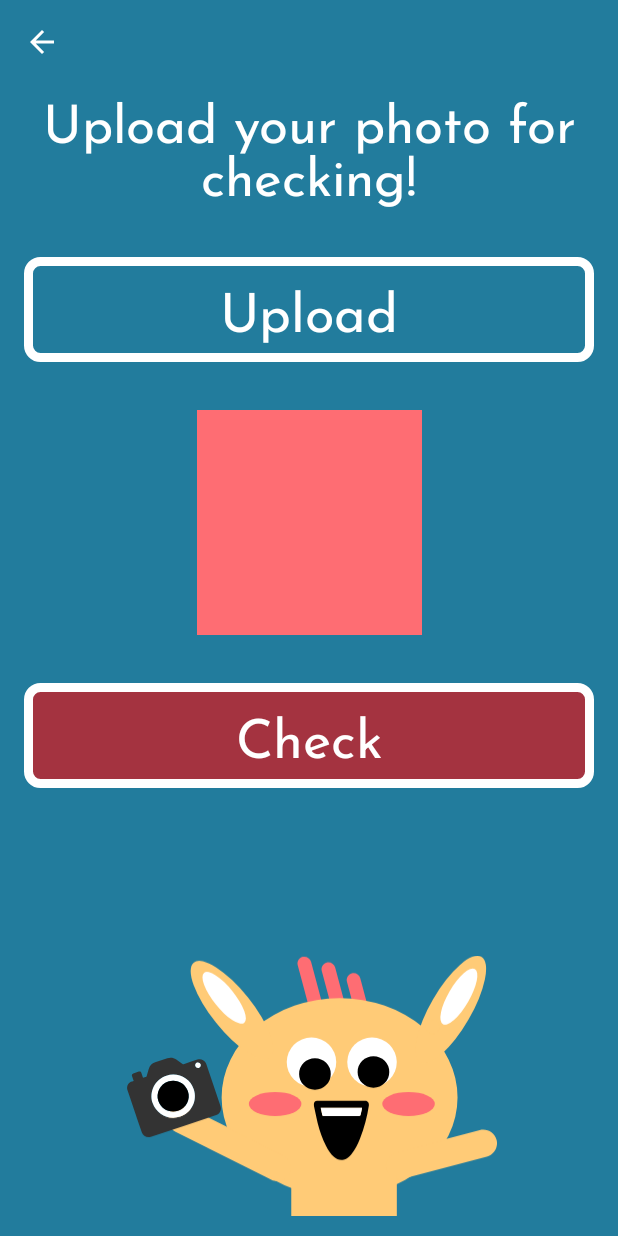
After one commit to mdulibic/MySpellBuddy, an Android app: the UploadTextFragment screen opened through its navigation route, on a phone screen of 412 x 824 dp. The commit adds this screen. Run offline under Robolectric (Android 15) with nearby library versions, the light colour scheme and no system bars; our stand-ins replace Dagger/Hilt's generated code, Timber, navigation-ui; pictures from the network do not load.

Commit message:
audio player, upload text UI, get images from galery

```diff
--- /dev/null
+++ b/app/src/main/java/hr/fer/myspellbuddy/util/PlayerWrapper.kt
@@ -0,0 +1,32 @@
+package hr.fer.myspellbuddy.util
+
+import android.media.MediaPlayer
+import android.net.Uri
+
+object PlayerWrapper {
+
+    private val mediaPlayer = MediaPlayer()
+
+    fun setupPlayer(uri: Uri) {
+        mediaPlayer.setDataSource(uri.toString())
+        mediaPlayer.prepare()
+    }
+
+    fun startPlayer() {
+        mediaPlayer.start()
+    }
+
+    fun pausePlayer() {
+        mediaPlayer.pause()
+    }
+
+    fun restartPlayer() {
+        mediaPlayer.pause()
+        mediaPlayer.seekTo(0)
+        mediaPlayer.start()
+    }
+
+    fun resetPlayer() {
+        mediaPlayer.reset()
+    }
+}
--- a/app/src/main/java/hr/fer/myspellbuddy/view/fragment/ExamFragment.kt
+++ b/app/src/main/java/hr/fer/myspellbuddy/view/fragment/ExamFragment.kt
@@ -1,6 +1,5 @@
 package hr.fer.myspellbuddy.view.fragment
 
-import android.media.MediaPlayer
 import android.os.Bundle
 import android.view.View
 import android.widget.Toast
@@ -10,6 +9,7 @@ import com.google.firebase.storage.FirebaseStorage
 import dagger.hilt.android.AndroidEntryPoint
 import hr.fer.myspellbuddy.R
 import hr.fer.myspellbuddy.databinding.FragmentExamBinding
+import hr.fer.myspellbuddy.util.PlayerWrapper
 import hr.fer.myspellbuddy.util.extensions.observeEvent
 import hr.fer.myspellbuddy.util.extensions.viewBinding
 import hr.fer.myspellbuddy.viewModel.ExamViewModel
@@ -21,8 +21,6 @@ class ExamFragment : BaseFragment(R.layout.fragment_exam) {
     override fun getToolbar(): Toolbar = binding.toolbar.toolbar
 
     private val binding by viewBinding(FragmentExamBinding::bind)
-
-    private val mediaPlayer = MediaPlayer()
 
     private val barcodeValue by lazy { ExamFragmentArgs.fromBundle(requireArguments()).barcodeValue }
 
@@ -47,7 +45,17 @@ class ExamFragment : BaseFragment(R.layout.fragment_exam) {
 
     private fun setOnClickListener() {
         binding.btnPlay.setOnClickListener {
-            mediaPlayer.start()
+            binding.btnPlay.visibility = View.INVISIBLE
+            PlayerWrapper.startPlayer()
+        }
+        binding.btnPause.setOnClickListener {
+            PlayerWrapper.pausePlayer()
+        }
+        binding.btnPlayback.setOnClickListener {
+            PlayerWrapper.restartPlayer()
+        }
+        binding.btnContinue.setOnClickListener {
+            svm.navigate(ExamFragmentDirections.actionExamFragmentToUploadTextFragment())
         }
     }
 
@@ -57,8 +65,7 @@ class ExamFragment : BaseFragment(R.layout.fragment_exam) {
             .addOnSuccessListener { uri ->
                 Toast.makeText(requireContext(), "Success!", Toast.LENGTH_LONG).show()
                 try {
-                    mediaPlayer.setDataSource(uri.toString())
-                    mediaPlayer.prepare()
+                    PlayerWrapper.setupPlayer(uri)
                 } catch (e: IOException) {
                     e.printStackTrace()
                 }
@@ -67,5 +74,10 @@ class ExamFragment : BaseFragment(R.layout.fragment_exam) {
             }
     }
 
+    override fun onPause() {
+        super.onPause()
+        PlayerWrapper.resetPlayer()
+    }
+
 
 }
--- /dev/null
+++ b/app/src/main/java/hr/fer/myspellbuddy/view/fragment/UploadTextFragment.kt
@@ -0,0 +1,56 @@
+package hr.fer.myspellbuddy.view.fragment
+
+import android.app.Activity
+import android.content.Intent
+import android.os.Bundle
+import android.view.View
+import androidx.activity.result.contract.ActivityResultContracts
+import androidx.appcompat.widget.Toolbar
+import dagger.hilt.android.AndroidEntryPoint
+import hr.fer.myspellbuddy.R
+import hr.fer.myspellbuddy.databinding.FragmentUploadTextBinding
+import hr.fer.myspellbuddy.util.extensions.viewBinding
+import timber.log.Timber
+
+@AndroidEntryPoint
+class UploadTextFragment : BaseFragment(R.layout.fragment_upload_text) {
+
+    override fun getToolbar(): Toolbar = binding.toolbar.toolbar
+
+    private val binding by viewBinding(FragmentUploadTextBinding::bind)
+
+    override fun onViewCreated(view: View, savedInstanceState: Bundle?) {
+        super.onViewCreated(view, savedInstanceState)
+        onClickListener()
+    }
+
+    private fun onClickListener() {
+        binding.btnUpload.setOnClickListener {
+            openGalleryForImage()
+        }
+        binding.btnCheck.setOnClickListener {
+            Timber.d("Check image!")
+        }
+    }
+
+    var resultLauncher =
+        registerForActivityResult(ActivityResultContracts.StartActivityForResult()) { result ->
+            if (result.resultCode == Activity.RESULT_OK) {
+                val imgUri = result.data
+                imgUri?.data.let {
+                    if (it != null) {
+                        binding.btnCheck.isEnabled = true
+                        //handle pic
+                    }
+                }
+                binding.ivPreview.setImageURI(imgUri?.data)
+            }
+        }
+
+    private fun openGalleryForImage() {
+        val intent = Intent(Intent.ACTION_PICK)
+        intent.type = "image/*"
+        resultLauncher.launch(intent)
+    }
+
+}
--- /dev/null
+++ b/app/src/main/res/drawable/ic_upload_photo_mascote.xml
@@ -0,0 +1,81 @@
+<vector xmlns:android="http://schemas.android.com/apk/res/android"
+    android:width="63.01dp"
+    android:height="43.99dp"
+    android:viewportWidth="63.01"
+    android:viewportHeight="43.99">
+    <path
+        android:fillColor="#FFCB77"
+        android:pathData="M42.75,53l-2,0l0,0l0,0l0,0l2,0l0,0z" />
+    <path
+        android:fillColor="#FE6D73"
+        android:pathData="M33.47,11.91L33.47,11.91c-0.61,0.17 -1.25,-0.2 -1.42,-0.82l-2.52,-9.48c-0.17,-0.61 0.2,-1.25 0.82,-1.42l0,0c0.61,-0.17 1.25,0.2 1.42,0.82l2.52,9.48C34.46,11.12 34.09,11.76 33.47,11.91z" />
+    <path
+        android:fillColor="#FE6D73"
+        android:pathData="M37.51,12.86L37.51,12.86c-0.61,0.17 -1.25,-0.2 -1.42,-0.82l-2.52,-9.48c-0.17,-0.61 0.2,-1.25 0.82,-1.42l0,0c0.61,-0.17 1.25,0.2 1.42,0.82l2.52,9.48C38.49,12.06 38.12,12.7 37.51,12.86z" />
+    <path
+        android:fillColor="#FE6D73"
+        android:pathData="M41.74,14.71L41.74,14.71c-0.61,0.17 -1.25,-0.2 -1.42,-0.82L37.8,4.4c-0.17,-0.61 0.2,-1.25 0.82,-1.42l0,0c0.61,-0.17 1.25,0.2 1.42,0.82l2.52,9.48C42.72,13.91 42.35,14.55 41.74,14.71z" />
+    <path
+        android:fillColor="#FFCB77"
+        android:pathData="M16.74,23.93a19.82,16.77 0,1 0,39.64 0a19.82,16.77 0,1 0,-39.64 0z" />
+    <path
+        android:fillColor="#FF000000"
+        android:pathData="M36.87,24.49c1.33,0 2.66,0.01 3.99,-0.01c0.46,-0.01 0.68,0.4 0.62,0.81c-0.29,1.92 -0.79,3.78 -1.49,5.58c-0.38,0.96 -0.81,1.88 -1.47,2.66c-0.34,0.41 -0.73,0.74 -1.23,0.88c-0.62,0.17 -1.17,-0.02 -1.66,-0.44c-0.57,-0.5 -0.98,-1.15 -1.33,-1.83c-0.63,-1.23 -1.08,-2.54 -1.42,-3.89c-0.22,-0.88 -0.39,-1.78 -0.58,-2.66c-0.03,-0.14 -0.05,-0.29 -0.06,-0.43c-0.02,-0.38 0.2,-0.65 0.55,-0.65c1.25,0 2.5,0 3.75,0C36.65,24.49 36.76,24.49 36.87,24.49L36.87,24.49zM33.39,25.67c0.09,0.43 0.18,0.81 0.25,1.2c0.03,0.16 0.08,0.2 0.23,0.2c1.91,-0.01 3.8,0 5.71,0c0.47,0 0.47,0 0.58,-0.51c0.06,-0.29 0.11,-0.57 0.18,-0.89C38.02,25.67 35.72,25.67 33.39,25.67z" />
+    <path
+        android:fillColor="#FFFFFF"
+        android:pathData="M33.39,25.67c2.33,0 4.62,0 6.95,0c-0.06,0.31 -0.11,0.6 -0.18,0.89c-0.11,0.51 -0.11,0.51 -0.58,0.51c-1.91,0 -3.8,0 -5.71,0c-0.15,0 -0.2,-0.05 -0.23,-0.2C33.58,26.48 33.48,26.09 33.39,25.67z" />
+    <path
+        android:fillColor="#FFFFFF"
+        android:pathData="M31.84,17.95m-4.16,0a4.16,4.16 0,1 1,8.32 0a4.16,4.16 0,1 1,-8.32 0" />
+    <path
+        android:fillColor="#FFFFFF"
+        android:pathData="M42.01,17.95m-4.16,0a4.16,4.16 0,1 1,8.32 0a4.16,4.16 0,1 1,-8.32 0" />
+    <path
+        android:fillColor="#FF000000"
+        android:pathData="M32.42,19.96m-2.66,0a2.66,2.66 0,1 1,5.32 0a2.66,2.66 0,1 1,-5.32 0" />
+    <path
+        android:fillColor="#FF000000"
+        android:pathData="M42.25,19.61m-2.66,0a2.66,2.66 0,1 1,5.32 0a2.66,2.66 0,1 1,-5.32 0" />
+    <path
+        android:fillColor="#FE6D73"
+        android:pathData="M21.32,25.03a4.41,2.04 0,1 0,8.82 0a4.41,2.04 0,1 0,-8.82 0z" />
+    <path
+        android:fillColor="#FE6D73"
+        android:pathData="M43.74,25.03a4.41,2.04 0,1 0,8.82 0a4.41,2.04 0,1 0,-8.82 0z" />
+    <path
+        android:fillColor="#FFCB77"
+        android:pathData="M50.0892,17.9923a10.2898,3.4299 120.0007,1 0,10.29 -17.8223a10.2898,3.4299 120.0007,1 0,-10.29 17.8223z" />
+    <path
+        android:fillColor="#FFCB77"
+        android:pathData="M52.18,12.12m-1.15,0a1.15,1.15 0,1 1,2.3 0a1.15,1.15 0,1 1,-2.3 0" />
+    <path
+        android:fillColor="#FFCB77"
+        android:pathData="M15.7966,11.3129a10.2898,3.4299 51.5004,1 0,5.3686 -4.2703a10.2898,3.4299 51.5004,1 0,-5.3686 4.2703z" />
+    <path
+        android:fillColor="#FFFFFF"
+        android:pathData="M15.7667,8.2168a5.3699,1.79 51.5004,1 0,2.8017 -2.2285a5.3699,1.79 51.5004,1 0,-2.8017 2.2285z" />
+    <path
+        android:fillColor="#FFFFFF"
+        android:pathData="M53.9166,11.5376a5.3699,1.79 120.0007,1 0,5.37 -9.3008a5.3699,1.79 120.0007,1 0,-5.37 9.3008z" />
+    <path
+        android:fillColor="#FFCB77"
+        android:pathData="M44.42,36L44.42,36c-0.32,-1.23 0.42,-2.51 1.64,-2.83l14.05,-3.73c1.23,-0.32 2.51,0.42 2.83,1.64l0,0c0.32,1.23 -0.42,2.51 -1.64,2.83l-14.05,3.73C46.01,37.96 44.74,37.23 44.42,36z" />
+    <path
+        android:fillColor="#FFCB77"
+        android:pathData="M28.19,36.77L28.19,36.77c-0.57,1.14 -1.97,1.6 -3.11,1.03L9.01,29.72c-1.14,-0.57 -1.6,-1.97 -1.03,-3.11l0,0c0.57,-1.14 1.97,-1.6 3.11,-1.03l16.07,8.08C28.3,34.23 28.77,35.63 28.19,36.77z" />
+    <path
+        android:fillColor="#333333"
+        android:pathData="M1.96,21.14c-0.02,-0.06 -0.04,-0.1 -0.05,-0.14c-0.07,-0.23 -0.16,-0.46 -0.23,-0.68C1.62,20.1 1.7,19.93 1.9,19.87c0.31,-0.1 0.61,-0.2 0.92,-0.31c0.2,-0.06 0.37,0.01 0.44,0.22c0.08,0.24 0.17,0.48 0.24,0.72c0.01,0.03 0.02,0.06 0.04,0.1c0.19,-0.06 0.37,-0.12 0.55,-0.19c0.03,-0.01 0.04,-0.06 0.05,-0.08c0.11,-0.39 0.23,-0.78 0.34,-1.18c0.17,-0.58 0.53,-0.96 1.1,-1.16c0.68,-0.22 1.35,-0.45 2.04,-0.68c0.54,-0.19 1.04,-0.1 1.5,0.22c0.35,0.25 0.69,0.5 1.05,0.75c0.06,0.05 0.11,0.05 0.19,0.03c0.77,-0.26 1.55,-0.52 2.31,-0.78c0.54,-0.18 1.1,0.04 1.39,0.52c0.05,0.07 0.07,0.15 0.1,0.23c0.8,2.38 1.59,4.75 2.4,7.12c0.21,0.63 -0.11,1.29 -0.74,1.5c-3.66,1.23 -7.33,2.46 -10.99,3.68c-0.63,0.21 -1.28,-0.12 -1.5,-0.76c-0.43,-1.26 -0.85,-2.53 -1.28,-3.78c-0.37,-1.11 -0.75,-2.22 -1.12,-3.32c-0.19,-0.57 0.04,-1.16 0.57,-1.43C1.63,21.23 1.79,21.19 1.96,21.14zM9.77,27.17c1.91,-0.64 2.93,-2.7 2.29,-4.62c-0.64,-1.91 -2.7,-2.93 -4.61,-2.29c-1.91,0.64 -2.94,2.7 -2.3,4.62C5.79,26.78 7.85,27.82 9.77,27.17zM12.32,18.63c0.08,0.25 0.35,0.38 0.59,0.3c0.25,-0.08 0.38,-0.35 0.3,-0.6c-0.08,-0.25 -0.35,-0.38 -0.59,-0.3C12.38,18.11 12.24,18.38 12.32,18.63z" />
+    <path
+        android:fillColor="#FFFFFF"
+        android:pathData="M9.77,27.17c-1.91,0.64 -3.97,-0.39 -4.62,-2.3c-0.64,-1.91 0.39,-3.98 2.3,-4.62c1.91,-0.64 3.97,0.39 4.61,2.29C12.7,24.47 11.68,26.53 9.77,27.17zM6.12,24.55c0.46,1.37 1.94,2.1 3.3,1.65c1.37,-0.46 2.11,-1.94 1.65,-3.31c-0.46,-1.37 -1.94,-2.1 -3.31,-1.64C6.41,21.7 5.67,23.18 6.12,24.55z" />
+    <path
+        android:fillColor="#FFFFFF"
+        android:pathData="M12.32,18.63c-0.08,-0.25 0.05,-0.52 0.3,-0.6c0.25,-0.08 0.52,0.06 0.59,0.3c0.08,0.25 -0.05,0.52 -0.3,0.6C12.67,19.01 12.41,18.87 12.32,18.63z" />
+    <path
+        android:fillColor="#FF000000"
+        android:pathData="M6.12,24.55c-0.46,-1.37 0.28,-2.85 1.65,-3.31c1.37,-0.46 2.85,0.28 3.31,1.64c0.46,1.37 -0.28,2.85 -1.65,3.31C8.07,26.65 6.59,25.92 6.12,24.55z" />
+    <path
+        android:fillColor="#FFCB77"
+        android:pathData="M28.44,37.06h17.74v6.93h-17.74z" />
+</vector>
--- /dev/null
+++ b/app/src/main/res/drawable/selector_button_enabled.xml
@@ -0,0 +1,17 @@
+<?xml version="1.0" encoding="utf-8"?>
+<selector xmlns:android="http://schemas.android.com/apk/res/android">
+    <item android:state_enabled="true">
+        <shape android:shape="rectangle">
+            <solid android:color="@color/tiffany_blue" />
+            <stroke android:width="6dp" android:color="@color/white" />
+            <corners android:radius="8dp" />
+        </shape>
+    </item>
+    <item android:state_enabled="false">
+        <shape android:shape="rectangle">
+            <solid android:color="@color/red" />
+            <stroke android:width="6dp" android:color="@color/white" />
+            <corners android:radius="8dp" />
+        </shape>
+    </item>
+</selector>
--- a/app/src/main/res/layout/fragment_exam.xml
+++ b/app/src/main/res/layout/fragment_exam.xml
@@ -92,7 +92,7 @@
         app:layout_constraintTop_toBottomOf="@id/iv_bunny">
 
         <Button
-            android:id="@+id/btn_settings"
+            android:id="@+id/btn_continue"
             android:layout_width="0dp"
             android:layout_height="70dp"
             android:layout_marginStart="16dp"
--- /dev/null
+++ b/app/src/main/res/layout/fragment_upload_text.xml
@@ -0,0 +1,86 @@
+<?xml version="1.0" encoding="utf-8"?>
+<androidx.constraintlayout.widget.ConstraintLayout xmlns:android="http://schemas.android.com/apk/res/android"
+    xmlns:app="http://schemas.android.com/apk/res-auto"
+    xmlns:tools="http://schemas.android.com/tools"
+    android:layout_width="match_parent"
+    android:layout_height="match_parent"
+    android:layout_gravity="center"
+    android:background="@color/cg_blue"
+    tools:context="hr.fer.myspellbuddy.view.fragment.UploadTextFragment">
+
+    <include
+        android:id="@+id/toolbar"
+        layout="@layout/toolbar" />
+
+    <androidx.constraintlayout.widget.Guideline
+        android:id="@+id/guideline_start"
+        android:layout_width="wrap_content"
+        android:layout_height="wrap_content"
+        android:orientation="vertical"
+        app:layout_constraintGuide_begin="@dimen/margin_16" />
+
+    <androidx.constraintlayout.widget.Guideline
+        android:id="@+id/guideline_end"
+        android:layout_width="wrap_content"
+        android:layout_height="wrap_content"
+        android:orientation="vertical"
+        app:layout_constraintGuide_end="@dimen/margin_16" />
+
+    <TextView
+        android:id="@+id/tv_instructions"
+        android:layout_width="0dp"
+        android:layout_height="wrap_content"
+        android:fontFamily="@font/josefin_sans_regular"
+        android:gravity="center"
+        android:text="@string/upload_photo"
+        android:textColor="@color/white"
+        android:textSize="35sp"
+        app:layout_constraintEnd_toStartOf="@id/guideline_end"
+        app:layout_constraintStart_toEndOf="@id/guideline_start"
+        app:layout_constraintTop_toBottomOf="@id/toolbar" />
+
+    <Button
+        android:id="@+id/btn_upload"
+        android:layout_width="0dp"
+        android:layout_height="70dp"
+        android:layout_marginTop="32dp"
+        android:background="@drawable/bg_button_white"
+        android:text="@string/upload"
+        android:textAlignment="center"
+        app:layout_constraintEnd_toStartOf="@id/guideline_end"
+        app:layout_constraintStart_toEndOf="@id/guideline_start"
+        app:layout_constraintTop_toBottomOf="@id/tv_instructions" />
+
+    <ImageView
+        android:id="@+id/iv_preview"
+        android:layout_width="150dp"
+        android:layout_height="150dp"
+        android:layout_marginTop="32dp"
+        android:background="@color/light_coral"
+        app:layout_constraintEnd_toStartOf="@id/guideline_end"
+        app:layout_constraintStart_toEndOf="@id/guideline_start"
+        app:layout_constraintTop_toBottomOf="@id/btn_upload" />
+
+    <Button
+        android:id="@+id/btn_check"
+        android:layout_width="0dp"
+        android:layout_height="70dp"
+        android:layout_marginTop="32dp"
+        android:background="@drawable/selector_button_enabled"
+        android:enabled="false"
+        android:text="@string/check"
+        android:textAlignment="center"
+        app:layout_constraintEnd_toStartOf="@id/guideline_end"
+        app:layout_constraintStart_toEndOf="@id/guideline_start"
+        app:layout_constraintTop_toBottomOf="@id/iv_preview" />
+
+    <ImageView
+        android:id="@+id/iv_bunny"
+        android:layout_width="250dp"
+        android:layout_height="200dp"
+        android:src="@drawable/ic_upload_photo_mascote"
+        app:layout_constraintBottom_toBottomOf="parent"
+        app:layout_constraintEnd_toStartOf="@id/guideline_end"
+        app:layout_constraintStart_toEndOf="@id/guideline_start" />
+
+</androidx.constraintlayout.widget.ConstraintLayout>
--- a/app/src/main/res/navigation/nav_graph_home.xml
+++ b/app/src/main/res/navigation/nav_graph_home.xml
@@ -36,5 +36,12 @@
         <argument
             android:name="barcodeValue"
             app:argType="string" />
+        <action
+            android:id="@+id/action_examFragment_to_uploadTextFragment"
+            app:destination="@id/uploadTextFragment" />
     </fragment>
+    <fragment
+        android:id="@+id/uploadTextFragment"
+        android:name="hr.fer.myspellbuddy.view.fragment.UploadTextFragment"
+        tools:layout="@layout/fragment_upload_text" />
 </navigation>
--- a/app/src/main/res/values/colors.xml
+++ b/app/src/main/res/values/colors.xml
@@ -13,4 +13,5 @@
     <color name="tiffany_blue">#17C3B2</color>
     <color name="yellow_red">#FFCB77</color>
     <color name="light_coral">#FE6D73</color>
+    <color name="red">#96FF0000</color>
 </resources>
--- a/app/src/main/res/values/strings.xml
+++ b/app/src/main/res/values/strings.xml
@@ -13,6 +13,9 @@
     <string name="check_code">Check</string>
     <string name="exam_instructions">Listen carefully and write down what you hear!</string>
     <string name="continue_exam">Continue</string>
+    <string name="upload_photo">Upload your photo for checking!</string>
+    <string name="upload">Upload</string>
+    <string name="check">Check</string>
     <string-array name="Languages">
         <item>English</item>
         <item>Croatian</item>
```
